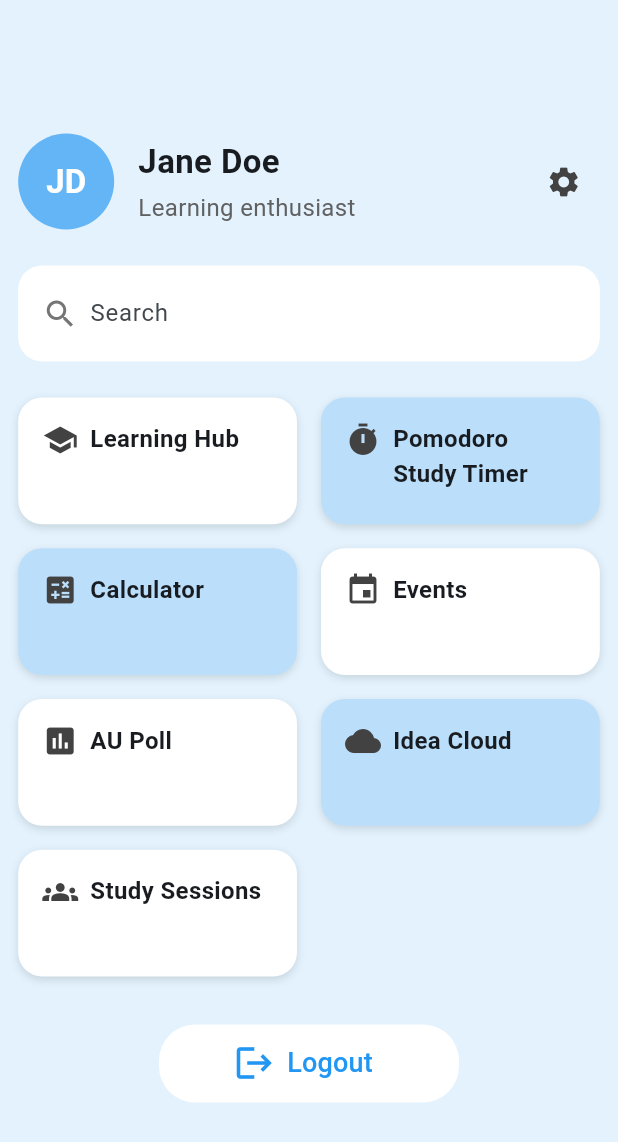
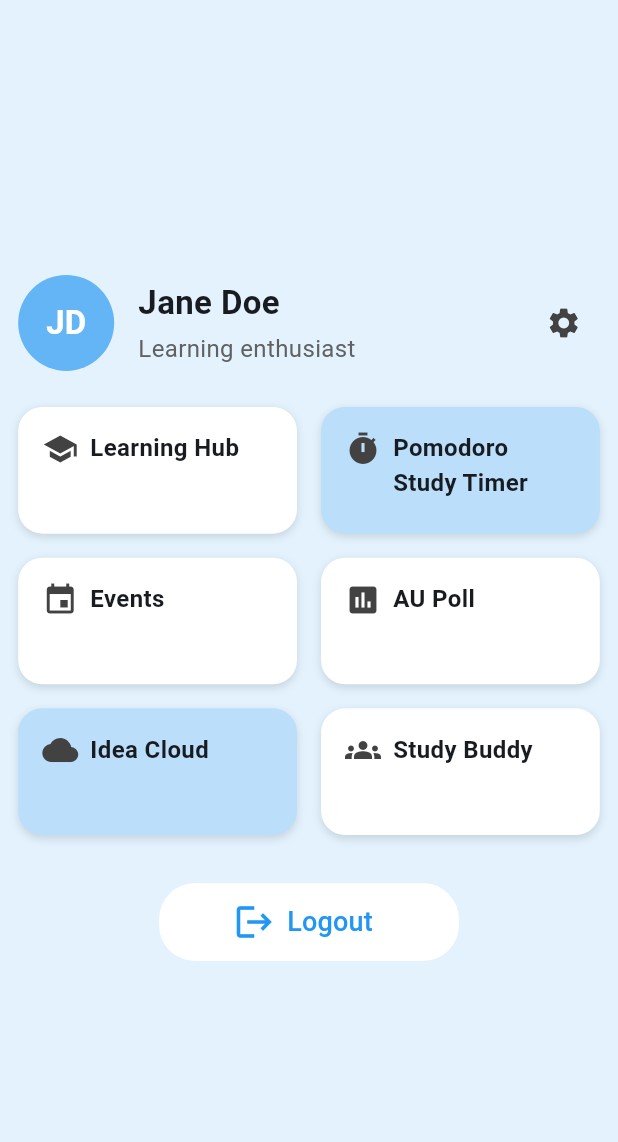
Before and after one commit to SuSanShweYeeBo2002/au_connect, a Flutter app: the CampusCornerPage screen opened directly, on a phone screen of 412 x 824 dp. Shown: the top 1142 px of the screen. Run offline on Flutter 3.47's test engine with Material 3 defaults, Android fonts, the phone set to English and light mode, and no system bars; our stand-ins replace shared_preferences, socket_io_client; accounts and stored records are empty.

Commit message:
change title

```diff
--- a/lib/screens/campus_corner_page.dart
+++ b/lib/screens/campus_corner_page.dart
@@ -1,6 +1,5 @@
 import 'package:flutter/material.dart';
 import 'pomodoro_timer_page.dart';
-import 'calculator_page.dart';
 import 'idea_cloud_page.dart';
 import 'upcoming_event_page.dart';
 import 'au_poll_page.dart';
@@ -72,33 +71,6 @@ class CampusCornerPage extends StatelessWidget {
                         ],
                       ),
                       SizedBox(height: 24),
-                      Container(
-                        decoration: BoxDecoration(
-                          color: Colors.white,
-                          borderRadius: BorderRadius.circular(16),
-                        ),
-                        child: Padding(
-                          padding: const EdgeInsets.symmetric(
-                            horizontal: 16,
-                            vertical: 8,
-                          ),
-                          child: Row(
-                            children: [
-                              Icon(Icons.search, color: Colors.grey[600]),
-                              SizedBox(width: 8),
-                              Expanded(
-                                child: TextField(
-                                  decoration: InputDecoration(
-                                    hintText: 'Search',
-                                    border: InputBorder.none,
-                                  ),
-                                ),
-                              ),
-                            ],
-                          ),
-                        ),
-                      ),
-                      SizedBox(height: 24),
                       GridView.count(
                         crossAxisCount: 2,
                         shrinkWrap: true,
@@ -125,21 +97,6 @@ class CampusCornerPage extends StatelessWidget {
                               title: 'Pomodoro Study Timer',
                               color: Colors.blue[100],
                               icon: Icons.timer,
-                            ),
-                          ),
-                          GestureDetector(
-                            onTap: () {
-                              Navigator.push(
-                                context,
-                                MaterialPageRoute(
-                                  builder: (context) => CalculatorPage(),
-                                ),
-                              );
-                            },
-                            child: _CampusTile(
-                              title: 'Calculator',
-                              color: Colors.blue[100],
-                              icon: Icons.calculate,
                             ),
                           ),
                           GestureDetector(
@@ -197,7 +154,7 @@ class CampusCornerPage extends StatelessWidget {
                               );
                             },
                             child: _CampusTile(
-                              title: 'Study Sessions',
+                              title: 'Study Buddy',
                               color: Colors.white,
                               icon: Icons.groups,
                             ),
--- a/lib/screens/study_sessions_page_simple.dart
+++ b/lib/screens/study_sessions_page_simple.dart
@@ -209,7 +209,7 @@ class _StudySessionsPageState extends State<StudySessionsPage> {
                         Icon(Icons.groups, color: Colors.white, size: 28),
                         SizedBox(width: 12),
                         Text(
-                          'Create Study Session',
+                          'Create Study Buddy',
                           style: TextStyle(
                             fontSize: 22,
                             fontWeight: FontWeight.bold,
@@ -775,7 +775,7 @@ class _StudySessionsPageState extends State<StudySessionsPage> {
                       Icon(Icons.edit, color: Colors.white),
                       SizedBox(width: 12),
                       Text(
-                        'Edit Study Session',
+                        'Edit Study Buddy',
                         style: TextStyle(
                           color: Colors.white,
                           fontSize: 20,
@@ -1158,7 +1158,7 @@ class _StudySessionsPageState extends State<StudySessionsPage> {
     return Scaffold(
       backgroundColor: const Color(0xFFE3F2FD),
       appBar: AppBar(
-        title: Text('Study Sessions'),
+        title: Text('Study Buddy'),
         backgroundColor: Colors.blue[700],
         foregroundColor: Colors.white,
       ),
@@ -1206,7 +1206,7 @@ class _StudySessionsPageState extends State<StudySessionsPage> {
                         builder: (context) => AlertDialog(
                           title: Text('Leave Session'),
                           content: Text(
-                            'Are you sure you want to leave this study session?',
+                            'Are you sure you want to leave this study buddy?',
                           ),
                           actions: [
                             TextButton(
```
